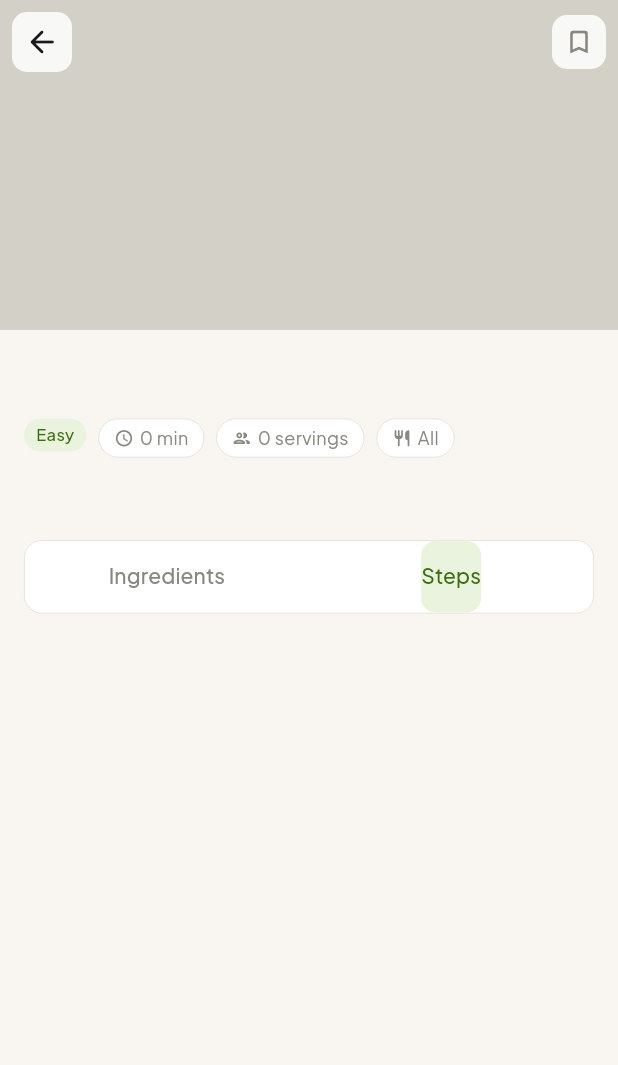
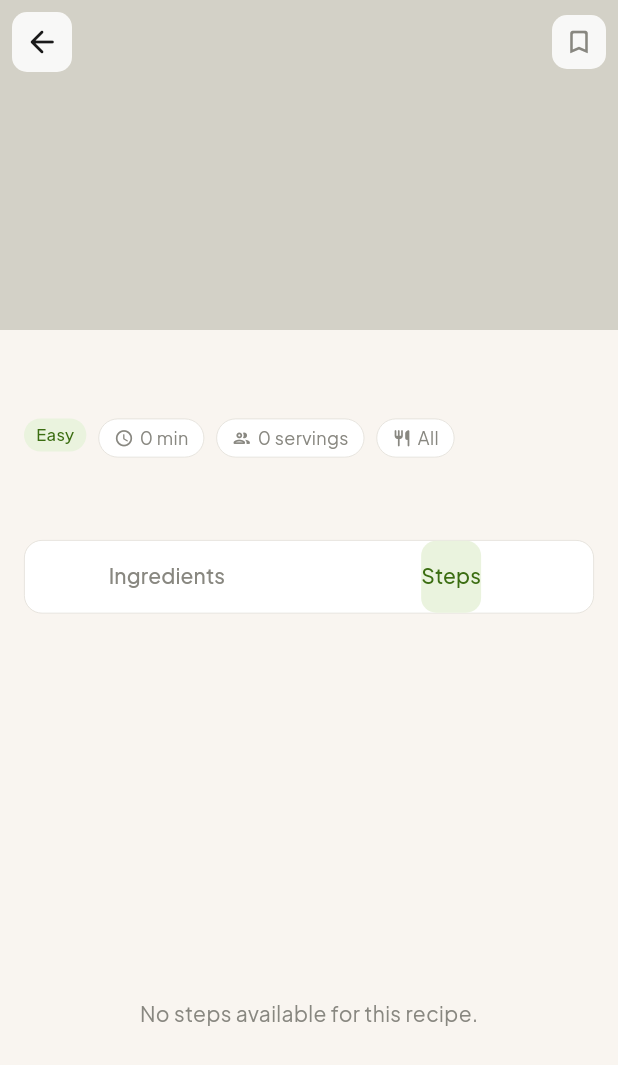
Before and after one commit to Fardin151/kitchen_match, a Flutter app: the RecipeDetailScreen screen opened directly with empty values, tab 2 chosen, on a phone screen of 412 x 824 dp. Shown: the top 1065 px of the screen. Run offline on Flutter 3.47's test engine with Material 3 defaults, Android fonts, the phone set to English and light mode, and no system bars; our stand-ins replace flutter_riverpod, google_fonts, hive_flutter; accounts and stored records are empty.

Commit message:
Implement Spoonacular API integration for recipe search and details

```diff
--- a/lib/screens/recipe_detail_screen.dart
+++ b/lib/screens/recipe_detail_screen.dart
@@ -5,6 +5,7 @@ import '../providers/pantry_provider.dart';
 import '../providers/recipe_provider.dart';
 import '../theme/app_theme.dart';
 import '../widgets/shared_widgets.dart';
+import '../services/spoonacular_service.dart';
 
 class RecipeDetailScreen extends ConsumerStatefulWidget {
   final Recipe recipe;
@@ -373,15 +374,78 @@ class _StepsTab extends StatefulWidget {
 
 class _StepsTabState extends State<_StepsTab> {
   int _currentStep = 0;
+  List<String>? _fetchedSteps;
+  bool _loading = false;
+  String? _error;
+
+  bool get _isApiRecipe => widget.recipe.id.startsWith('sp_');
+
+  @override
+  void initState() {
+    super.initState();
+    if (_isApiRecipe && widget.recipe.steps.isEmpty) {
+      _fetchSteps();
+    }
+  }
+
+  Future<void> _fetchSteps() async {
+    setState(() { _loading = true; _error = null; });
+    try {
+      final full = await SpoonacularService().getRecipeDetails(widget.recipe.id);
+      if (mounted) {
+        setState(() {
+          _fetchedSteps = full.steps;
+          _loading = false;
+        });
+      }
+    } catch (e) {
+      if (mounted) {
+        setState(() {
+          _error = 'Could not load steps. Check your connection.';
+          _loading = false;
+        });
+      }
+    }
+  }
 
   @override
   Widget build(BuildContext context) {
+    final steps = _fetchedSteps ?? widget.recipe.steps;
+
+    if (_loading) {
+      return const Center(child: CircularProgressIndicator());
+    }
+
+    if (_error != null) {
+      return Center(
+        child: Column(
+          mainAxisSize: MainAxisSize.min,
+          children: [
+            const Text('😕', style: TextStyle(fontSize: 40)),
+            const SizedBox(height: 12),
+            Text(_error!, style: const TextStyle(color: AppColors.textSecondary)),
+            const SizedBox(height: 16),
+            OutlinedButton(onPressed: _fetchSteps, child: const Text('Retry')),
+          ],
+        ),
+      );
+    }
+
+    if (steps.isEmpty) {
+      return const Center(
+        child: Text(
+          'No steps available for this recipe.',
+          style: TextStyle(color: AppColors.textSecondary),
+        ),
+      );
+    }
+
     return Column(
       children: [
         Expanded(
           child: ListView.separated(
             physics: const NeverScrollableScrollPhysics(),
-            itemCount: widget.recipe.steps.length,
+            itemCount: steps.length,
             separatorBuilder: (_, __) => const SizedBox(height: 10),
             itemBuilder: (_, i) {
               final isDone = i < _currentStep;
@@ -414,8 +478,7 @@ class _StepsTabState extends State<_StepsTab> {
                           shape: BoxShape.circle,
                         ),
                         child: isDone
-                            ? const Icon(Icons.check_rounded,
-                                size: 14, color: Colors.white)
+                            ? const Icon(Icons.check_rounded, size: 14, color: Colors.white)
                             : Center(
                                 child: Text(
                                   '${i + 1}',
@@ -430,13 +493,11 @@ class _StepsTabState extends State<_StepsTab> {
                       const SizedBox(width: 12),
                       Expanded(
                         child: Text(
-                          widget.recipe.steps[i],
+                          steps[i],
                           style: TextStyle(
                             fontSize: 14,
                             height: 1.5,
-                            color: isDone
-                                ? AppColors.textMuted
-                                : AppColors.textPrimary,
+                            color: isDone ? AppColors.textMuted : AppColors.textPrimary,
                             decoration: isDone ? TextDecoration.lineThrough : null,
                             decorationColor: AppColors.textMuted,
                           ),
@@ -459,34 +520,29 @@ class _StepsTabState extends State<_StepsTab> {
                   style: OutlinedButton.styleFrom(
                     side: const BorderSide(color: AppColors.cardBorder),
                     padding: const EdgeInsets.symmetric(vertical: 14),
-                    shape: RoundedRectangleBorder(
-                        borderRadius: BorderRadius.circular(12)),
+                    shape: RoundedRectangleBorder(borderRadius: BorderRadius.circular(12)),
                   ),
-                  child: const Text('Back',
-                      style: TextStyle(color: AppColors.textSecondary)),
+                  child: const Text('Back', style: TextStyle(color: AppColors.textSecondary)),
                 ),
               ),
             if (_currentStep > 0) const SizedBox(width: 10),
             Expanded(
               flex: 2,
               child: ElevatedButton(
-                onPressed: _currentStep < widget.recipe.steps.length - 1
+                onPressed: _currentStep < steps.length - 1
                     ? () => setState(() => _currentStep++)
                     : null,
                 style: ElevatedButton.styleFrom(
                   backgroundColor: AppColors.green,
                   foregroundColor: Colors.white,
                   padding: const EdgeInsets.symmetric(vertical: 14),
-                  shape: RoundedRectangleBorder(
-                      borderRadius: BorderRadius.circular(12)),
+                  shape: RoundedRectangleBorder(borderRadius: BorderRadius.circular(12)),
                   elevation: 0,
                   disabledBackgroundColor: AppColors.greenLight,
                   disabledForegroundColor: AppColors.green,
                 ),
                 child: Text(
-                  _currentStep < widget.recipe.steps.length - 1
-                      ? 'Next step'
-                      : '🎉 Done!',
+                  _currentStep < steps.length - 1 ? 'Next step' : '🎉 Done!',
                   style: const TextStyle(fontWeight: FontWeight.w500),
                 ),
               ),
--- a/pubspec.yaml
+++ b/pubspec.yaml
@@ -20,6 +20,7 @@ dependencies:
   iconsax: ^0.0.8
   shimmer: ^3.0.0
   gap: ^3.0.1
+  http: ^1.2.0
 
 dev_dependencies:
   flutter_test:
```
Also changed, not shown: lib/providers/recipe_provider.dart (+16 -0 lines), lib/screens/browse_screen.dart (+111 -13 lines), lib/services/spoonacular_service.dart (added, +142 -0 lines), pubspec.lock.
